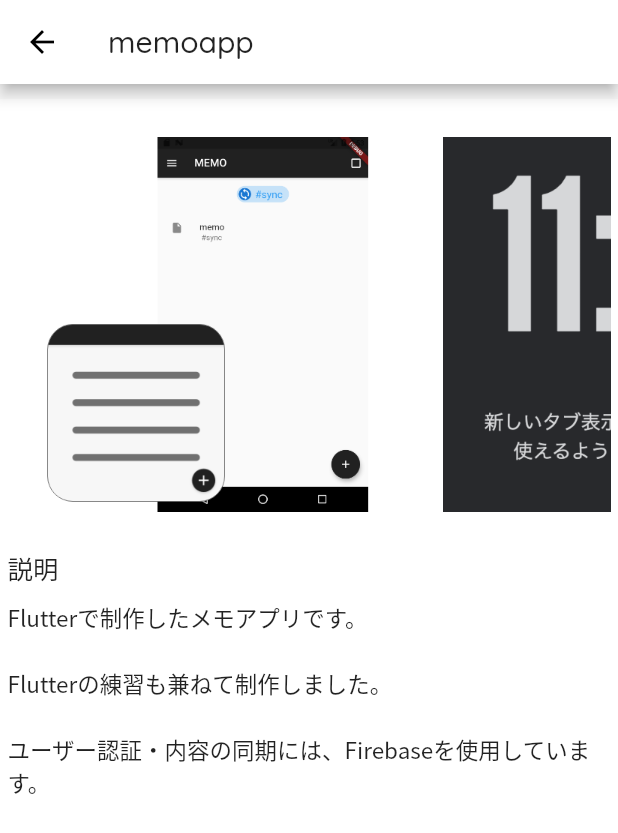
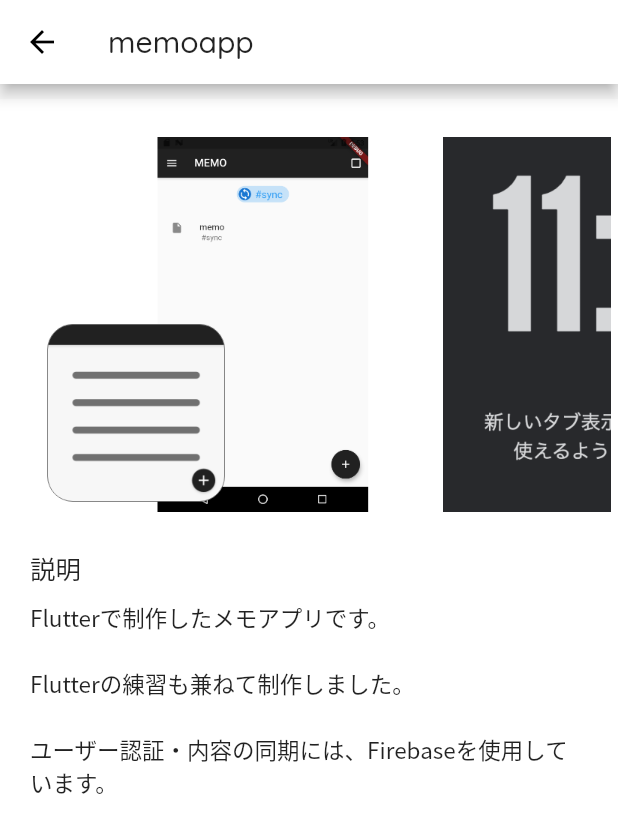
Before and after one commit to 7wataaa/_old_portfolio, a Flutter app: the MemoappPage screen opened directly with empty values, on a phone screen of 412 x 824 dp. Shown: the top 833 px of the screen. Run offline on Flutter 3.47's test engine with Material 2 defaults, Android fonts, the phone set to English and light mode, and no system bars; our stand-ins replace carousel_slider, flutter_hooks, google_fonts, hooks_riverpod.

Commit message:
style: 詳細ページの文章のパディングを設定

```diff
--- a/lib/pages/memoapp.dart
+++ b/lib/pages/memoapp.dart
@@ -32,6 +32,8 @@
       ),
     ];
 
+    final mobilepadding = size.width <= 480 ? 15.0 : 0.0;
+
     return Scaffold(
       appBar: AppBar(
         title: Text(
@@ -60,6 +62,8 @@
                             ? const MobileCustomCarousel(items: _list)
                             : CustomCarousel(items: _list),
                         Container(
+                          padding: EdgeInsets.only(
+                              left: mobilepadding, right: mobilepadding),
                           width: 500,
                           margin: const EdgeInsets.only(bottom: 10),
                           child: Column(
--- a/lib/pages/nanomemo_page.dart
+++ b/lib/pages/nanomemo_page.dart
@@ -32,6 +32,8 @@
       ),
     ];
 
+    final mobilepadding = size.width <= 480 ? 15.0 : 0.0;
+
     return Scaffold(
       appBar: AppBar(
         title: Text(
@@ -63,6 +65,8 @@
                               ),
                         Container(
                           width: 500,
+                          padding: EdgeInsets.only(
+                              left: mobilepadding, right: mobilepadding),
                           margin: const EdgeInsets.only(bottom: 10),
                           child: Column(
                             crossAxisAlignment: CrossAxisAlignment.start,
--- a/lib/pages/nnt_page.dart
+++ b/lib/pages/nnt_page.dart
@@ -39,6 +39,8 @@
       ),
     ];
 
+    final mobilepadding = size.width <= 480 ? 15.0 : 0.0;
+
     return Scaffold(
       appBar: AppBar(
         title: Text(
@@ -70,6 +72,8 @@
                               ),
                         Container(
                           width: 500,
+                          padding: EdgeInsets.only(
+                              left: mobilepadding, right: mobilepadding),
                           margin: const EdgeInsets.only(bottom: 10),
                           child: Column(
                             crossAxisAlignment: CrossAxisAlignment.start,
```
